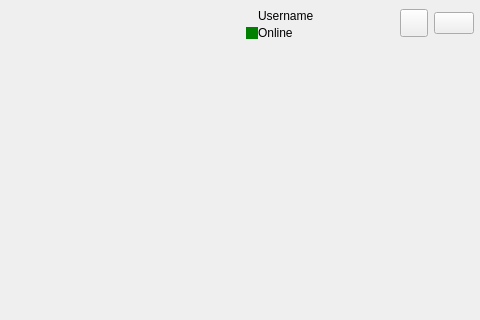
The window that widgets/main_page/main_page.ui (LiquidIce64/ScatterComms) describes before a commit, drawn with Qt 5; both pictures show x 520 to 1000 and y 0 to 320 of the 1000 by 600 pixel window.
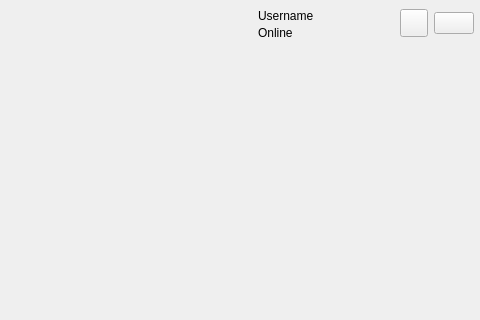
The same window after the commit. Icons and pictures are not drawn. Custom widgets are drawn as their Qt base class.

Commit message: Svg icon rendering

What changed in the file:
```diff
--- a/widgets/main_page/main_page.ui
+++ b/widgets/main_page/main_page.ui
@@ -53,7 +53,7 @@
 	font-weight: 700;
 }
 
-#btn_server_dropdown, #btn_settings, #btn_inbox, #btn_search {
+#btn_settings, #btn_inbox, #btn_search {
 	background: transparent;
 	border: none;
 }
@@ -62,11 +62,6 @@
 	border-radius: 6px;
 }
 
-#icon_userstatus {
-	border: 2px solid #252525;
-	border-radius: 6px;
-}
-
 #label_userstatus {
 	margin-left: 4px;
 	font-size: 7pt;
@@ -89,6 +84,10 @@
 
 #btn_search {
 	border-radius: 4px;
+}
+
+#icon_server_dropdown {
+	margin: 8px;
 }</string>
   </property>
   <layout class="QGridLayout" name="layout_main_page" rowstretch="0,1,0" columnstretch="0,0,1,0">
@@ -451,9 +450,6 @@
              <height>12</height>
             </size>
            </property>
-           <property name="styleSheet">
-            <string notr="true">background-color: green;</string>
-           </property>
            <property name="text">
             <string notr="true"/>
            </property>
@@ -646,6 +642,11 @@
    <header>widgets.common</header>
    <container>1</container>
   </customwidget>
+  <customwidget>
+   <class>IconWidget</class>
+   <extends>QLabel</extends>
+   <header>widgets.common</header>
+  </customwidget>
  </customwidgets>
  <resources>
   <include location="../../resources/index.qrc"/>
```
Left out of the diff: 12 changed lines with no effect on the pictures. The commit also changes 21 other files.
